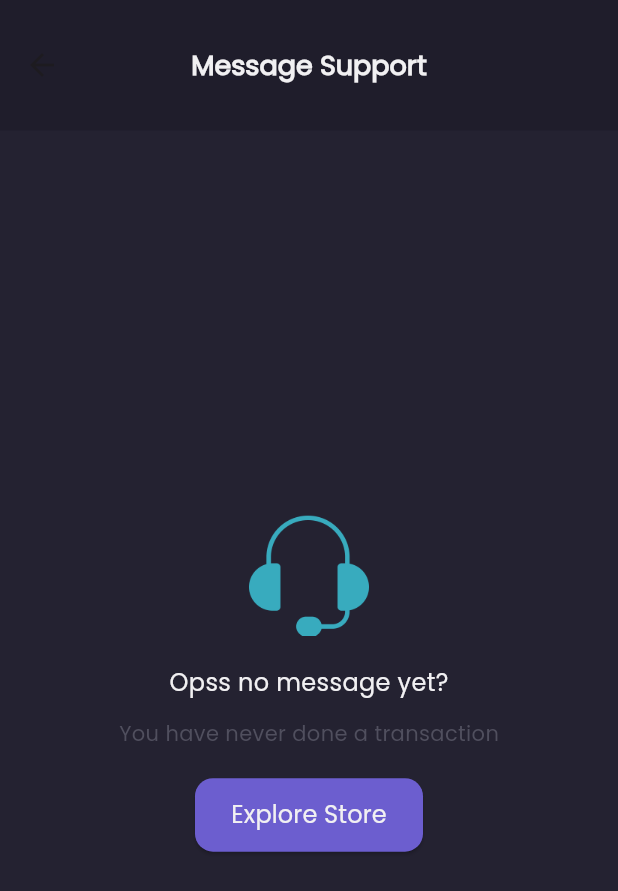
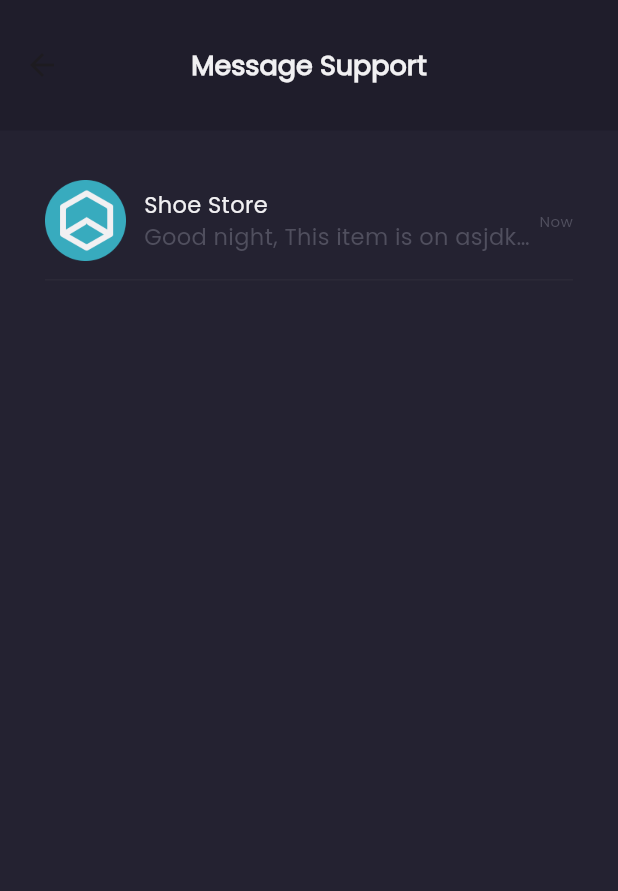
Before and after one commit to yayakyogi/shamo, a Flutter app: the Message screen opened directly, on a phone screen of 412 x 824 dp. Shown: the top 891 px of the screen. Run offline on Flutter 3.47's test engine with Material 2 defaults, Android fonts, the phone set to English and light mode, and no system bars; our stand-ins replace dio.

Commit message:
add widget list message

```diff
--- a/lib/presentation/pages/message.dart
+++ b/lib/presentation/pages/message.dart
@@ -1,4 +1,6 @@
 import 'package:flutter/material.dart';
+import 'package:shamo/core/utils/transition_page.dart';
+import 'package:shamo/presentation/pages/message_content.dart';
 import 'package:shamo/presentation/themes/themes.dart';
 import 'package:shamo/presentation/widgets/button_primary.dart';
 
@@ -47,6 +49,79 @@ class _MessageState extends State<Message> {
       );
     }
 
+    // widget card message
+    Widget cardMessage() {
+      return GestureDetector(
+        onTap: () {
+          Navigator.push(
+            context,
+            EnterPage(page: MessageContent()),
+          );
+        },
+        child: Container(
+          margin: const EdgeInsets.symmetric(horizontal: 30),
+          padding: const EdgeInsets.only(bottom: 12),
+          decoration: BoxDecoration(
+            border: Border(
+              bottom: BorderSide(
+                color: bgColor2,
+              ),
+            ),
+          ),
+          child: Row(
+            children: [
+              Image.asset(
+                'assets/icons/ic_image_shop_logo.png',
+                width: 54,
+                height: 54,
+              ),
+              const SizedBox(width: 12),
+              Expanded(
+                flex: 1,
+                child: Column(
+                  crossAxisAlignment: CrossAxisAlignment.start,
+                  children: [
+                    Text(
+                      'Shoe Store',
+                      style: fw_400.copyWith(
+                        fontSize: 15,
+                        color: primaryTextColor,
+                      ),
+                    ),
+                    Text(
+                      'Good night, This item is on asjdksdh nsdj',
+                      style: fw_400.copyWith(
+                        fontSize: 15,
+                        color: secondaryTextColor,
+                      ),
+                      overflow: TextOverflow.ellipsis,
+                    ),
+                  ],
+                ),
+              ),
+              Text(
+                'Now',
+                style: fw_400.copyWith(
+                  fontSize: 10,
+                  color: secondaryTextColor,
+                ),
+              ),
+            ],
+          ),
+        ),
+      );
+    }
+
+    // widget list message
+    Widget listMessage() {
+      return ListView(
+        children: [
+          const SizedBox(height: 33),
+          cardMessage(),
+        ],
+      );
+    }
+
     return Scaffold(
       appBar: AppBar(
         toolbarHeight: 87,
@@ -62,7 +137,7 @@ class _MessageState extends State<Message> {
       ),
       body: SizedBox(
         height: MediaQuery.of(context).size.height,
-        child: nullMessage(),
+        child: listMessage(),
       ),
     );
   }
```
